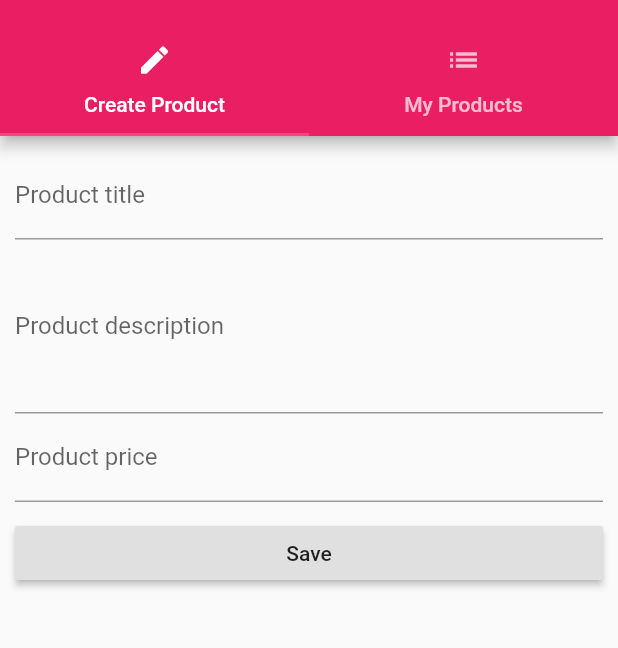
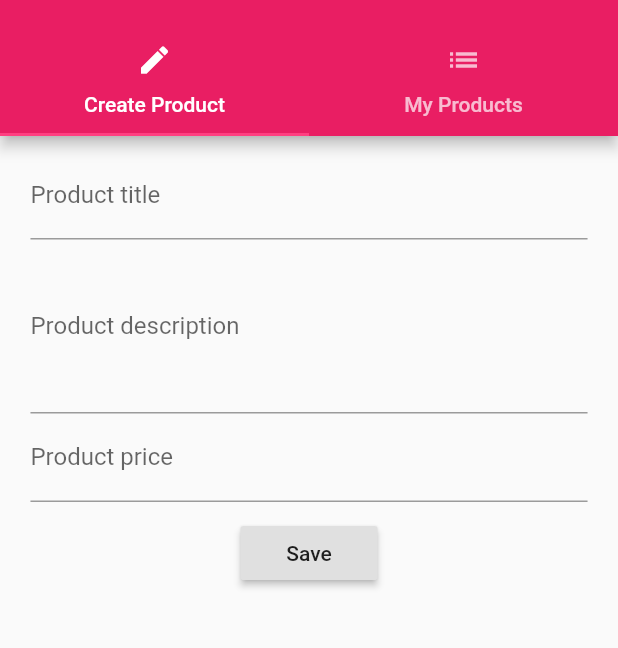
Before and after one commit to godabavinay/flutter-list_app-, a Flutter app: the ProductsAdminPage screen opened by its route, on a phone screen of 412 x 824 dp, the part 59-707 px from its top. Run offline on Flutter 3.47's test engine with Material 2 defaults, Android fonts, the phone set to English and light mode, and no system bars.

Commit message:
added responsive design to these pages

```diff
--- a/lib/pages/auth.dart
+++ b/lib/pages/auth.dart
@@ -54,6 +54,8 @@ class _AuthPageState extends State<AuthPage> {
 
   @override
   Widget build(BuildContext context) {
+    final double deviceWidth = MediaQuery.of(context).size.width;
+    final double targetWidth = deviceWidth > 550 ? 500 : deviceWidth * 0.95;
     return Scaffold(
       appBar: AppBar(
         title: Text('Login'),
@@ -62,6 +64,8 @@ class _AuthPageState extends State<AuthPage> {
         margin: EdgeInsets.all(10),
         child: Center(
           child: SingleChildScrollView(
+            child: Container(
+              width: targetWidth,
               child: Column(
                 children: <Widget>[
                   _buildEmailTextField(),
@@ -82,6 +86,7 @@ class _AuthPageState extends State<AuthPage> {
             ),
           ),
         ),
+      ),
     );
   }
 }
--- a/lib/pages/product_create.dart
+++ b/lib/pages/product_create.dart
@@ -65,9 +65,13 @@ class _ProductCreateState extends State<ProductCreate> {
 
   @override
   Widget build(BuildContext context) {
+    final double deviceWidth = MediaQuery.of(context).size.width;
+    final double targetWidth = deviceWidth > 550 ? 500 : deviceWidth * 0.95;
+    final double targetPadding = deviceWidth - targetWidth;
     return Container(
       margin: EdgeInsets.all(10),
       child: ListView(
+        padding: EdgeInsets.symmetric(horizontal: targetPadding / 2),
         children: <Widget>[
           _buildTitleTextField(),
           _buildDescriptionTextField(),
@@ -75,10 +79,13 @@ class _ProductCreateState extends State<ProductCreate> {
           SizedBox(
             height: 10,
           ),
-          RaisedButton(
-            child: Text('Save'),
-            onPressed: _submitForm,
-          )
+          Container(
+            padding: EdgeInsets.symmetric(horizontal: 140),
+            child: RaisedButton(
+              child: Text('Save'),
+              onPressed: _submitForm,
+            ),
+          ),
         ],
       ),
     );
```
Lines whose indentation alone changed are shown as unchanged.
